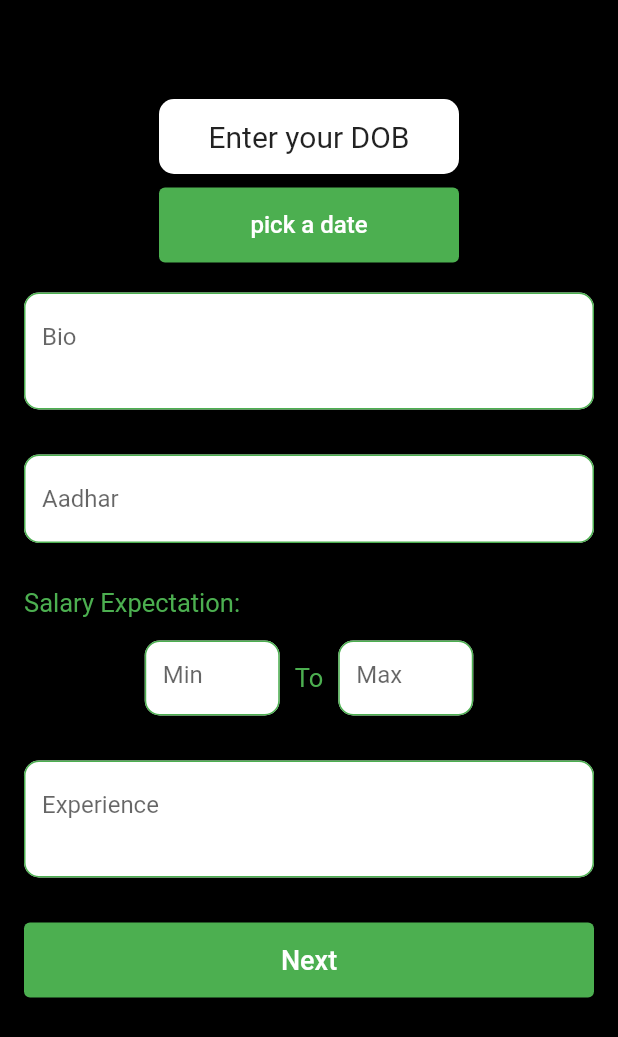
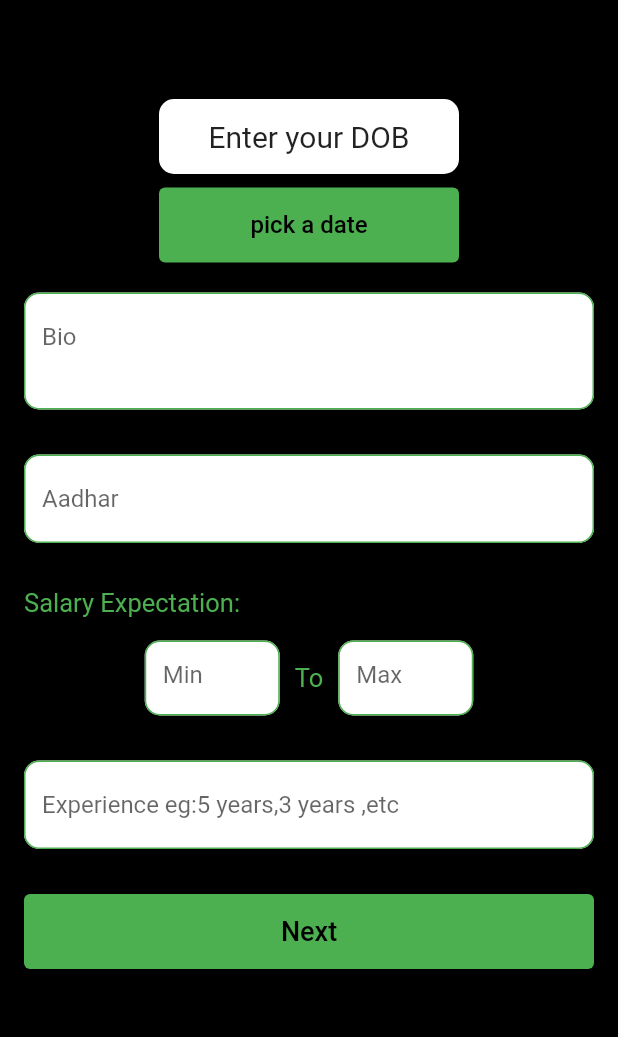
Before and after one commit to SanskarModi22/RecruitX, a Flutter app: the signup_page2 screen opened directly, on a phone screen of 412 x 824 dp. Shown: the top 1037 px of the screen. Run offline on Flutter 3.47's test engine with Material 2 defaults, Android fonts, the phone set to English and light mode, and no system bars; drawn by our look-alikes of overlay_support; our stand-ins replace animated_text_kit, cloud_firestore, connectivity_plus, firebase_auth, firebase_core, firebase_storage and 10 more; missing offline and left inert: dart:ffi, random_color, twilio_flutter; accounts and stored records are empty.

Commit message:
Final Changes

```diff
--- a/lib/Employee/Auth/employee_signup2.dart
+++ b/lib/Employee/Auth/employee_signup2.dart
@@ -1,5 +1,6 @@
 
 import 'package:flutter/material.dart';
+import 'package:flutter/services.dart';
 import 'package:intl/intl.dart';
 
 import 'employee_signup4.dart';
@@ -354,15 +355,19 @@ class _signup_page2State extends State<signup_page2> {
                     height: 30,
                   ),
                   TextFormField(
+                    inputFormatters: [
+                      new LengthLimitingTextInputFormatter(20),
+                    ],
                     controller: experience,
-                    minLines: 2,
-                    maxLines: null,
+                    minLines: 1,
+                    maxLines: 2,
                     decoration: InputDecoration(
                       floatingLabelStyle: TextStyle(
                         color: Colors.green,
                         fontSize: 20,
                       ),
-                      hintText: 'Experience',
+                      hintText: 'Experience eg:5 years,3 years ,etc',
+
                       // labelText: 'Experience',
                       fillColor: Colors.white,
                       filled: true,
--- a/lib/Employee/Auth/employee_signup4.dart
+++ b/lib/Employee/Auth/employee_signup4.dart
@@ -338,7 +338,7 @@ class _signup_page4State extends State<signup_page4> {
                             value: deliveryBoy,
                             onChanged: (val) {
                               setState(() {
-                                driver = val;
+                                deliveryBoy = val;
                                 if (deliveryBoy == true)
                                   count++;
                                 else if (deliveryBoy == false) count--;
--- a/lib/Employee/Home/Job-Details/job_list.dart
+++ b/lib/Employee/Home/Job-Details/job_list.dart
@@ -263,9 +263,9 @@ class _JobListState extends State<JobList> with SingleTickerProviderStateMixin {
                 ],
               )
             : Center(
-                child: Text(
+                child: _resultsList.length==0?Text(
                   "Sorry No jobs Availaible",
-                ),
+                ):Text("Please Apply correct filters")
               ));
   }
 }
--- a/lib/Employee/Home/employee_pref.dart
+++ b/lib/Employee/Home/employee_pref.dart
@@ -35,9 +35,11 @@ class EmployeeJobPreferences extends StatelessWidget {
         builder: (context, AsyncSnapshot snap) {
           if (snap.hasData) {
             return Container(
-              height: 40.h,
+height: 100.h,
               child: ListView.builder(
+                physics:NeverScrollableScrollPhysics(),
                   scrollDirection: Axis.vertical,
+                  shrinkWrap: true,
                   itemCount: snap.data['expectedJobs'].length,
                   itemBuilder: (ctx, index) {
                     print(snap.data['expectedJobs'].length);
--- a/lib/Employer/Home/Employee-Details/employee_list.dart
+++ b/lib/Employer/Home/Employee-Details/employee_list.dart
@@ -308,9 +308,9 @@ class _EmployeeListState extends State<EmployeeList>
               ],
             )
           : Center(
-              child: Text(
-              "Sorry No Employee Availaible",
-            )),
+              child: _resultsList.length==0?Text(
+                "Sorry No employees Availaible",
+              ):Text("Please Apply correct filters")),
     );
   }
 }
--- a/lib/main.dart
+++ b/lib/main.dart
@@ -54,9 +54,9 @@ class MyApp extends StatelessWidget {
     return Sizer(builder: (context, orientation, deviceType) {
       return OverlaySupport(
         child: MaterialApp(
-          title: 'Flutter Demo',
+          title: 'RecruitX',
           theme: ThemeData(
-              // primarySwatch: Colors.blue,
+              primarySwatch: Colors.cyan,
               ),
           debugShowCheckedModeBanner: false,
           home: SplashScreen(),
```
